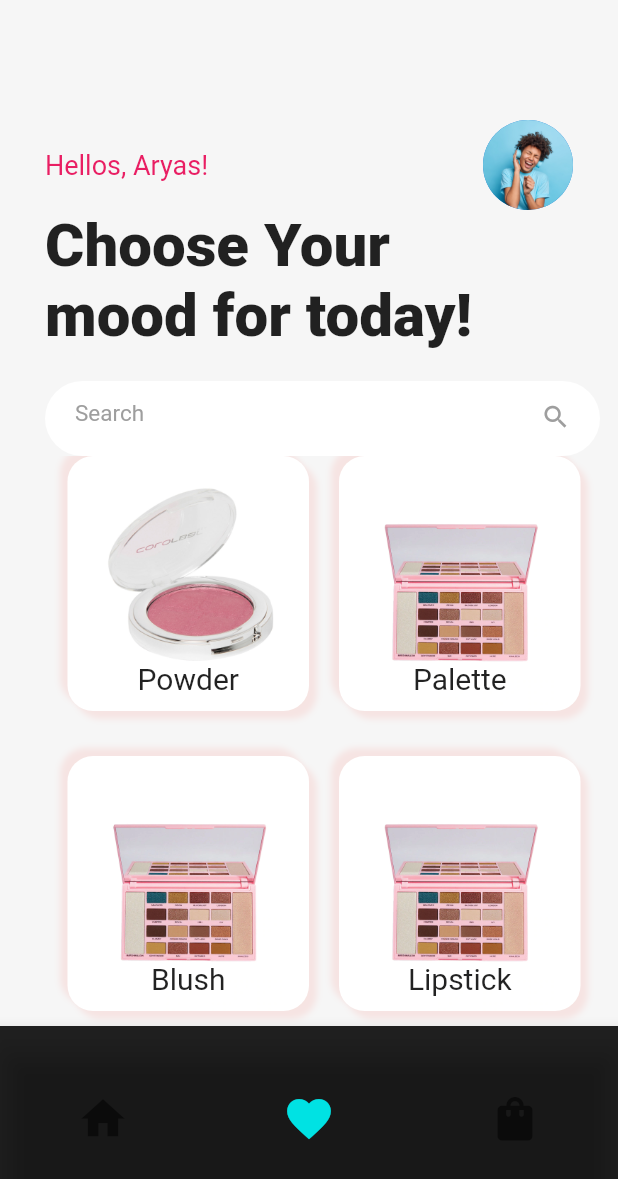
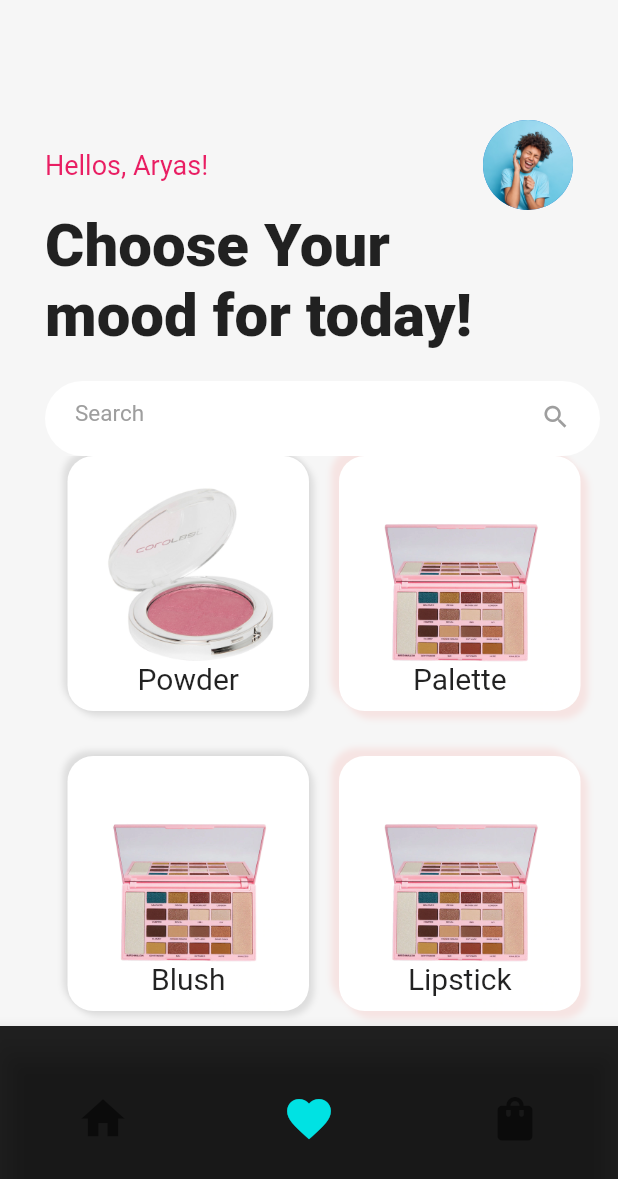
Before and after one commit to naveensinghp/flutter_eshop, a Flutter app: the MyStatefulWidget screen opened directly, item 2 of the bottom bar chosen, on a phone screen of 412 x 824 dp. Shown: the top 1179 px of the screen. Run offline on Flutter 3.47's test engine with Material 2 defaults, Android fonts, the phone set to English and light mode, and no system bars.

Commit message:
no message

```diff
--- a/lib/secondpage.dart
+++ b/lib/secondpage.dart
@@ -181,13 +181,13 @@ List productData = [];
                          boxShadow: [
                            BoxShadow (
                              blurRadius: 3,
-                             offset: const Offset(5,5),
-                             color: Colors.red.withOpacity(0.1)
+                             offset: const Offset(3,3),
+                             color: Colors.black.withOpacity(0.1)
                             ),
                             BoxShadow (
                              blurRadius: 3,
-                             offset: const Offset(-5,-5),
-                             color: Colors.red.withOpacity(0.1)
+                             offset: const Offset(-3,-3),
+                             color: Colors.black.withOpacity(0.1)
                             )
                          ]
                        ),
```
